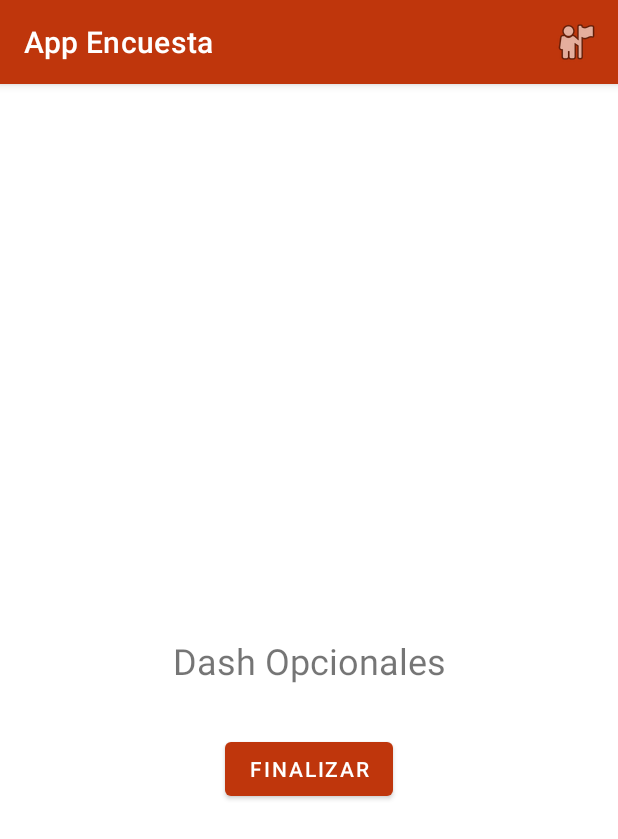
After one commit to U201519670/AppEncuesta, an Android app: the GoodbyeActivity screen opened directly, with no data from a screen before it, on a phone screen of 412 x 824 dp. The commit adds this screen. Shown: the top 839 px of the screen. Run offline under Robolectric (Android 15) with nearby library versions, the phone set to English and light mode, and no system bars.

```diff
--- /dev/null
+++ b/app/src/main/java/com/example/myproject1/GoodbyeActivity.kt
@@ -0,0 +1,44 @@
+package com.example.myproject1
+
+import android.content.Intent
+import androidx.appcompat.app.AppCompatActivity
+import android.os.Bundle
+import android.view.Menu
+import android.view.MenuItem
+import android.view.View
+import android.widget.Button
+
+class GoodbyeActivity : AppCompatActivity(), View.OnClickListener {
+    override fun onCreate(savedInstanceState: Bundle?) {
+        super.onCreate(savedInstanceState)
+        setContentView(R.layout.activity_goodbye)
+
+
+        val btnend: Button = this.findViewById(R.id.botonend)
+        btnend.setOnClickListener(this)
+        return
+    }
+
+    override fun onCreateOptionsMenu(menu: Menu): Boolean {
+        // Inflate the menu; this adds items to the action bar if it is present.
+        menuInflater.inflate(R.menu.activity_goodbye_menu, menu)
+        return true
+    }
+
+    override fun onOptionsItemSelected(item: MenuItem): Boolean {
+        return when(item.itemId){
+            R.id.action_dash -> {
+                startActivity(Intent(this,MainActivity::class.java))
+                true
+            }
+            else -> super.onOptionsItemSelected(item)
+        }
+    }
+
+    override fun onClick(p0: View?) {
+        when (p0?.id) {
+            R.id.botonend -> startActivity(Intent(this, MainActivity::class.java))
+        }
+    }
+
+}
--- a/app/src/main/res/layout/activity_dash.xml
+++ b/app/src/main/res/layout/activity_dash.xml
@@ -284,7 +284,7 @@
     </LinearLayout>
 
     <Button
-        android:id="@+id/button3"
+        android:id="@+id/botonform"
         android:layout_width="match_parent"
         android:layout_height="wrap_content"
         android:layout_marginStart="16dp"
--- /dev/null
+++ b/app/src/main/res/layout/activity_goodbye.xml
@@ -0,0 +1,29 @@
+<?xml version="1.0" encoding="utf-8"?>
+<androidx.constraintlayout.widget.ConstraintLayout xmlns:android="http://schemas.android.com/apk/res/android"
+    xmlns:app="http://schemas.android.com/apk/res-auto"
+    xmlns:tools="http://schemas.android.com/tools"
+    android:layout_width="match_parent"
+    android:layout_height="match_parent"
+    tools:context=".GoodbyeActivity">
+
+    <TextView
+        android:id="@+id/textView7"
+        android:layout_width="wrap_content"
+        android:layout_height="wrap_content"
+        android:text="Dash Opcionales"
+        android:textSize="24sp"
+        app:layout_constraintBottom_toBottomOf="parent"
+        app:layout_constraintEnd_toEndOf="parent"
+        app:layout_constraintStart_toStartOf="parent"
+        app:layout_constraintTop_toTopOf="parent" />
+
+    <Button
+        android:id="@+id/botonend"
+        android:layout_width="wrap_content"
+        android:layout_height="wrap_content"
+        android:layout_marginTop="32dp"
+        android:text="Finalizar"
+        app:layout_constraintEnd_toEndOf="parent"
+        app:layout_constraintStart_toStartOf="parent"
+        app:layout_constraintTop_toBottomOf="@+id/textView7" />
+</androidx.constraintlayout.widget.ConstraintLayout>
--- /dev/null
+++ b/app/src/main/res/menu/activity_goodbye_menu.xml
@@ -0,0 +1,9 @@
+<?xml version="1.0" encoding="utf-8"?>
+<menu xmlns:android="http://schemas.android.com/apk/res/android"
+    xmlns:app="http://schemas.android.com/apk/res-auto">
+    <item
+        android:id="@+id/action_dash"
+        android:icon="@android:drawable/ic_menu_myplaces"
+        android:title="Menu Home"
+        app:showAsAction="always" />
+</menu>
--- a/app/src/main/res/values/strings.xml
+++ b/app/src/main/res/values/strings.xml
@@ -16,7 +16,7 @@
     <string name="menu_login">Log In</string>
     <string name="menu_exitapp">Cerrar App</string>
 
-    <string-array name = "locales">
+    <string-array name="locales">
 
         <item>Local Miraflores</item>
         <item>Local La Molina</item>
@@ -24,7 +24,7 @@
 
     </string-array>
 
-    <string-array name = "servicios">
+    <string-array name="servicios">
 
         <item>Sala de Juego</item>
         <item>Club CasinoCash</item>
@@ -32,7 +32,7 @@
 
     </string-array>
 
-    <string-array name = "ludopata">
+    <string-array name="ludopata">
 
         <item>11111111</item>
         <item>22222222</item>
```
Also changed, not shown: app/src/main/AndroidManifest.xml (+26 -1 lines), app/src/main/java/com/example/myproject1/DashActivity.kt (+11 -1 lines), app/src/main/java/com/example/myproject1/FormActivity.kt (added, +45 -0 lines), app/src/main/res/layout/activity_form.xml (added, +29 -0 lines), app/src/main/res/menu/activity_form_menu.xml (added, +9 -0 lines).
